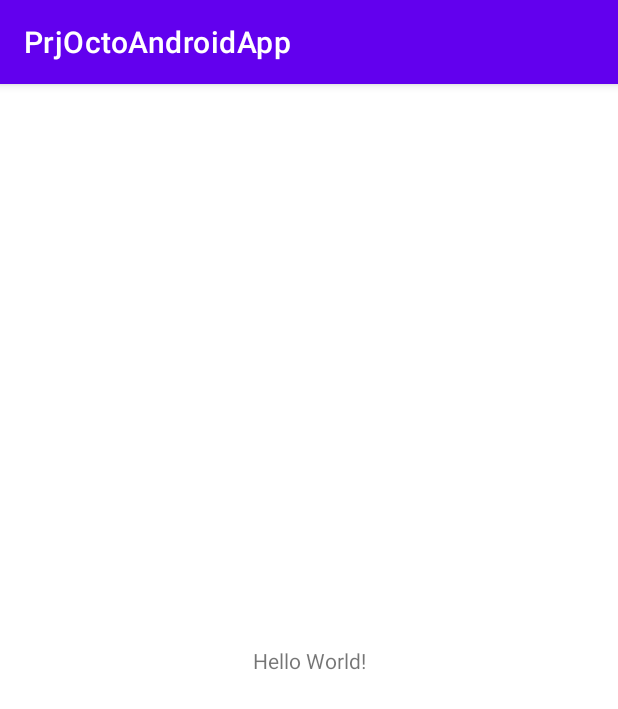
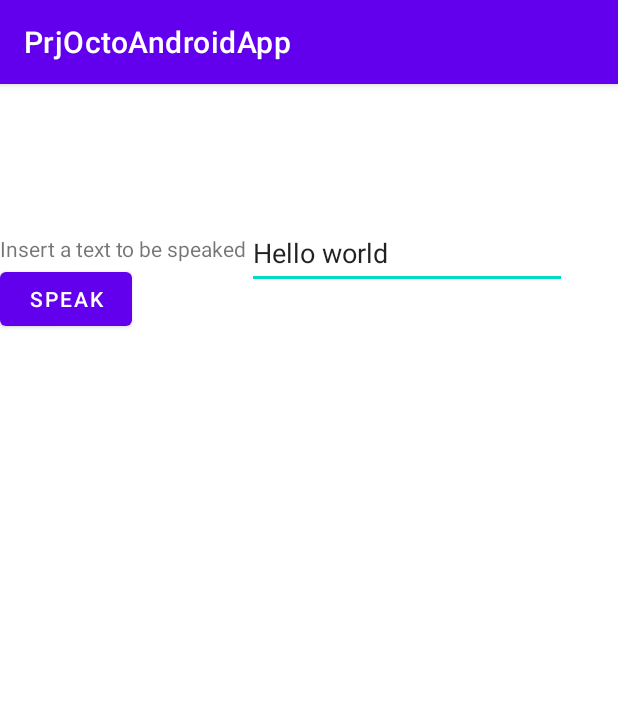
Before and after one commit to gabripaz/OctoAndroidApp, an Android app: the screen it shows after launch (MainActivity), on a phone screen of 412 x 824 dp. Shown: the top 709 px of the screen. Run offline under Robolectric (Android 15) with nearby library versions, the phone set to English and light mode, and no system bars.

Commit message:
Speaking a text

```diff
--- a/PrjOctoAndroidApp/app/src/main/java/com/example/prjoctoandroidapp/MainActivity.java
+++ b/PrjOctoAndroidApp/app/src/main/java/com/example/prjoctoandroidapp/MainActivity.java
@@ -3,12 +3,65 @@ package com.example.prjoctoandroidapp;
 import androidx.appcompat.app.AppCompatActivity;
 
 import android.os.Bundle;
+import android.speech.tts.TextToSpeech;
+import android.util.Log;
+import android.view.View;
+import android.widget.Button;
+import android.widget.EditText;
+
+import java.util.Locale;
 
 public class MainActivity extends AppCompatActivity {
-
+    private TextToSpeech textToSpeech;
+    private EditText edText;
+    private Button btnSpeech;
     @Override
     protected void onCreate(Bundle savedInstanceState) {
         super.onCreate(savedInstanceState);
         setContentView(R.layout.activity_main);
+        intialize();
+    }
+
+    private void intialize() {
+        btnSpeech = findViewById(R.id.btnSpeak);
+        edText = findViewById(R.id.edTextToSay);
+        textToSpeech = new TextToSpeech(this, new TextToSpeech.OnInitListener() {
+            @Override
+            public void onInit(int i) {
+                if(i == TextToSpeech.SUCCESS){ //validates the initialization
+                    int res = textToSpeech.setLanguage(Locale.ENGLISH);
+                    switch (res){
+                        case TextToSpeech.LANG_MISSING_DATA:
+                        case TextToSpeech.LANG_NOT_SUPPORTED:
+                            Log.e("Text to Speech", "Language not supported");
+                            break;
+                        default:
+                            btnSpeech.setEnabled(true);
+                    }
+                }else{
+                    Log.e("Text to Speech", "Initialization Failed");
+                }
+            }
+        });
+        btnSpeech.setOnClickListener(new View.OnClickListener() {
+            @Override
+            public void onClick(View view) {
+                speak();
+            }
+        });
+    }
+
+    private void speak() {
+        String message = edText.getText().toString();
+        textToSpeech.speak(message, TextToSpeech.QUEUE_FLUSH, null);
+    }
+    //just for security
+    @Override
+    protected void onDestroy() {
+        if (textToSpeech != null) {
+            textToSpeech.stop();
+            textToSpeech.shutdown();
+        }
+        super.onDestroy();
     }
 }
--- a/PrjOctoAndroidApp/app/src/main/res/layout/activity_main.xml
+++ b/PrjOctoAndroidApp/app/src/main/res/layout/activity_main.xml
@@ -7,12 +7,34 @@
     tools:context=".MainActivity">
 
     <TextView
+        android:id="@+id/tvSelectWord"
         android:layout_width="wrap_content"
         android:layout_height="wrap_content"
-        android:text="Hello World!"
-        app:layout_constraintBottom_toBottomOf="parent"
+        android:text="Insert a text to be speaked"
+        app:layout_constraintTop_toTopOf="parent"
         app:layout_constraintLeft_toLeftOf="parent"
-        app:layout_constraintRight_toRightOf="parent"
-        app:layout_constraintTop_toTopOf="parent" />
+        android:layout_marginTop="100dp"
+         />
+
+    <EditText
+        android:id="@+id/edTextToSay"
+        android:layout_width="wrap_content"
+        android:layout_height="wrap_content"
+        android:ems="10"
+        android:inputType="textPersonName"
+        android:minHeight="48dp"
+        android:text="Hello world"
+        app:layout_constraintBaseline_toBottomOf="@id/tvSelectWord"
+        app:layout_constraintLeft_toRightOf="@id/tvSelectWord"
+        tools:layout_editor_absoluteY="91dp" />
+
+    <Button
+        android:id="@+id/btnSpeak"
+        android:layout_width="wrap_content"
+        android:layout_height="wrap_content"
+        android:text="Speak"
+        app:layout_constraintTop_toBottomOf="@id/tvSelectWord"
+        app:layout_constraintLeft_toLeftOf="parent"
+        />
 
 </androidx.constraintlayout.widget.ConstraintLayout>
```
